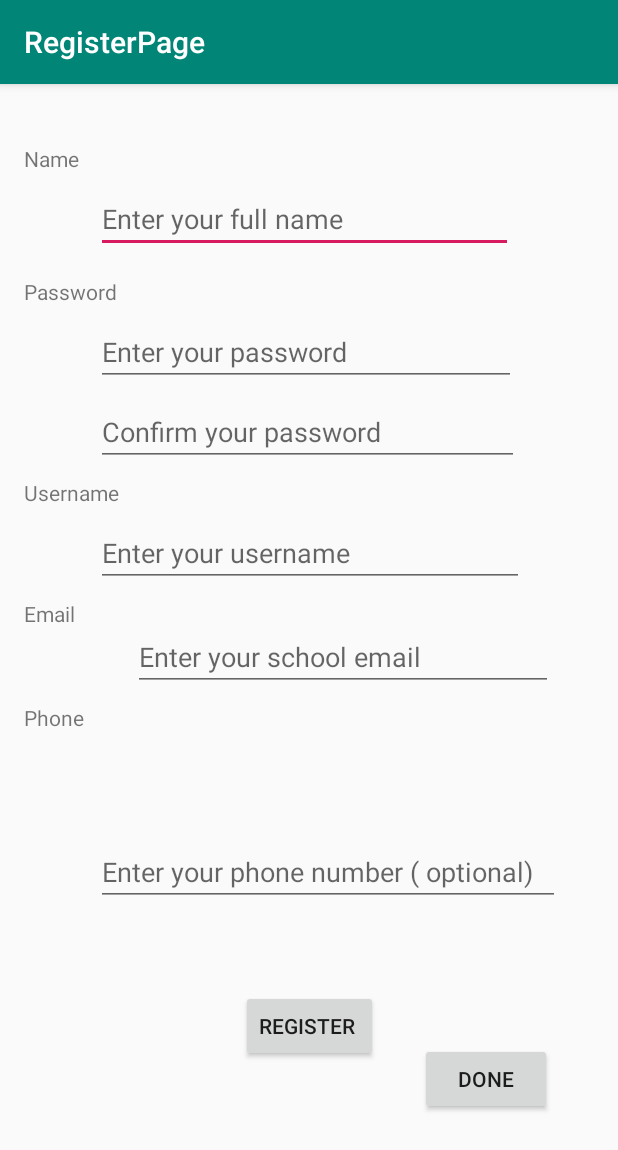
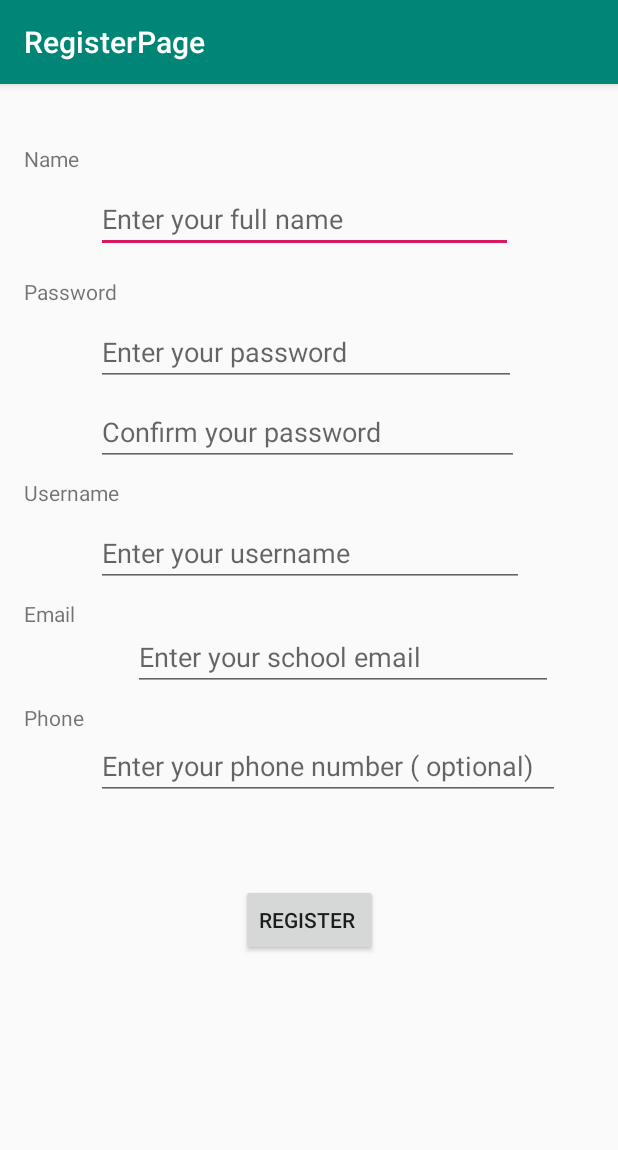
Before and after one commit to itzphuckie/491A, an Android app: the screen it shows after launch (RegisterPage), after a tap on "REGISTER", on a phone screen of 412 x 824 dp. Shown: the top 1150 px of the screen. Run offline under Robolectric (Android 15) with nearby library versions, the phone set to English and light mode, and no system bars; our stand-ins replace Firebase (no records; nobody signed in at launch, a user with empty details on screens opened directly).

```diff
--- a/app/src/main/java/com/example/owner/ppkrinc/HomePage.java
+++ b/app/src/main/java/com/example/owner/ppkrinc/HomePage.java
@@ -27,10 +27,10 @@ public class HomePage extends AppCompatActivity {
     protected void onStart() {
         super.onStart();
         currentUser = mAuth.getCurrentUser();
-        if (currentUser != null) {
-            Intent intent = new Intent(getApplicationContext(), MainActivity.class);
-            startActivity(intent);
-        }
+//        if (currentUser != null) {
+//            Intent intent = new Intent(getApplicationContext(), MainActivity.class);
+//            startActivity(intent);
+//        }
     }
 
     public void launchLoginPage(View view) {
--- a/app/src/main/java/com/example/owner/ppkrinc/RegisterPage.java
+++ b/app/src/main/java/com/example/owner/ppkrinc/RegisterPage.java
@@ -22,15 +22,6 @@ public class RegisterPage extends AppCompatActivity {
         setContentView(R.layout.activity_register_page);
         Toolbar toolbar = findViewById(R.id.toolbar);
         setSupportActionBar(toolbar);
-
-        FloatingActionButton fab = findViewById(R.id.fab);
-        fab.setOnClickListener(new View.OnClickListener() {
-            @Override
-            public void onClick(View view) {
-                Snackbar.make(view, "Replace with your own action", Snackbar.LENGTH_LONG)
-                        .setAction("Action", null).show();
-            }
-        });
     }
 
     public void createAccount(View view) {
--- a/app/src/main/res/layout/content_register_page.xml
+++ b/app/src/main/res/layout/content_register_page.xml
@@ -153,16 +153,14 @@
         android:layout_height="wrap_content"
         android:layout_marginStart="64dp"
         android:layout_marginLeft="64dp"
-        android:layout_marginBottom="10dp"
         android:ems="10"
         android:hint="Enter your phone number ( optional)"
         android:inputType="textPersonName"
-        app:layout_constraintBottom_toTopOf="@+id/doneButton"
         app:layout_constraintStart_toStartOf="parent"
         app:layout_constraintTop_toBottomOf="@+id/textView17" />
 
     <Button
-        android:id="@+id/button8"
+        android:id="@+id/registerButton"
         android:layout_width="wrap_content"
         android:layout_height="wrap_content"
         android:layout_marginStart="8dp"
@@ -170,7 +168,8 @@
         android:layout_marginTop="56dp"
         android:layout_marginEnd="8dp"
         android:layout_marginRight="8dp"
-        android:layout_marginBottom="8dp"
+        android:layout_marginBottom="5dp"
+        android:onClick="createAccount"
         android:text="Register "
         app:layout_constraintBottom_toBottomOf="parent"
         app:layout_constraintEnd_toEndOf="parent"
@@ -178,20 +177,4 @@
         app:layout_constraintTop_toBottomOf="@+id/editText12"
         app:layout_constraintVertical_bias="0.0" />
 
-    <Button
-        android:id="@+id/doneButton"
-        android:layout_width="wrap_content"
-        android:layout_height="wrap_content"
-        android:layout_marginStart="21dp"
-        android:layout_marginLeft="21dp"
-        android:layout_marginTop="11dp"
-        android:layout_marginEnd="37dp"
-        android:layout_marginRight="37dp"
-        android:layout_marginBottom="10dp"
-        android:onClick="createAccount"
-        android:text="Done"
-        app:layout_constraintBottom_toBottomOf="parent"
-        app:layout_constraintEnd_toEndOf="parent"
-        app:layout_constraintStart_toEndOf="@+id/button8"
-        app:layout_constraintTop_toBottomOf="@+id/editText12" />
 </android.support.constraint.ConstraintLayout>
```
